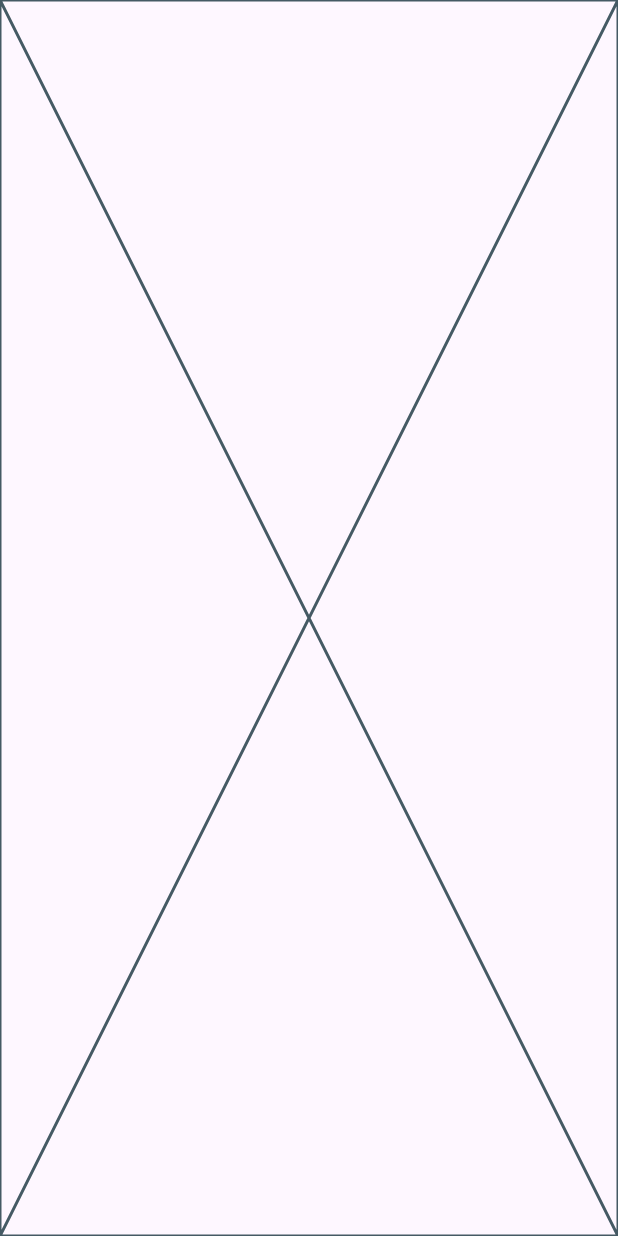
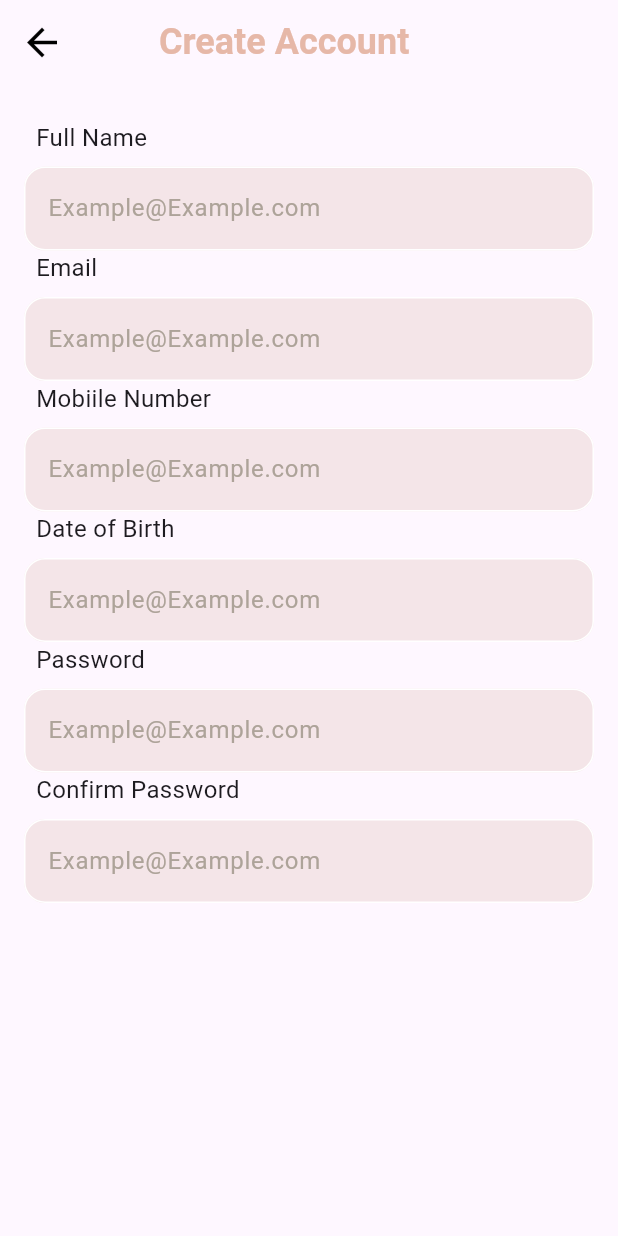
Before and after one commit to MohamedAliShosha/Auth_Flow, a Flutter app: the screen it shows after launch, on a phone screen of 412 x 824 dp. Run offline on Flutter 3.47's test engine with Material 3 defaults, Android fonts, the phone set to English and light mode, and no system bars.

Commit message:
add SignUpViewBody, CustomTextField, and CustomTitleItem for enhanced sign-up form layout

```diff
--- /dev/null
+++ b/lib/widgets/custom_text_field.dart
@@ -0,0 +1,43 @@
+import 'package:flutter/material.dart';
+
+class CustomTextField extends StatelessWidget {
+  const CustomTextField({
+    super.key,
+    required this.hintText,
+    this.maxLines = 1,
+  });
+
+  final String hintText;
+  final int maxLines;
+
+  @override
+  Widget build(BuildContext context) {
+    return TextFormField(
+      cursorColor: Colors.black,
+      maxLines: maxLines,
+      decoration: InputDecoration(
+        filled: true,
+        fillColor: const Color(0xffddbbb2).withOpacity(0.3),
+        hintText: hintText,
+        hintStyle: const TextStyle(
+          color: Color(0xffada399),
+        ),
+        border: buildBorder(),
+        enabledBorder: buildBorder(Colors
+            .white), // for unfocused => The user is not interacting with the TextField.
+        focusedBorder: buildBorder(const Color(
+            0xffddbbb2)), // for focused => The user is interacting with the TextField.
+      ),
+    );
+  }
+
+  OutlineInputBorder buildBorder([color]) {
+    return OutlineInputBorder(
+        borderRadius: const BorderRadius.all(
+          Radius.circular(14),
+        ),
+        borderSide: BorderSide(
+          color: color ?? Colors.white,
+        ));
+  }
+}
--- /dev/null
+++ b/lib/widgets/custom_title_item.dart
@@ -0,0 +1,24 @@
+import 'package:flutter/material.dart';
+
+class CustomTitleItem extends StatelessWidget {
+  const CustomTitleItem({super.key, required this.title});
+
+  final String title;
+  @override
+  Widget build(BuildContext context) {
+    return Padding(
+      padding: const EdgeInsets.only(left: 8.0, bottom: 8),
+      child: Row(
+        mainAxisAlignment: MainAxisAlignment.start,
+        children: [
+          Text(
+            title,
+            style: const TextStyle(
+              fontSize: 16,
+            ),
+          ),
+        ],
+      ),
+    );
+  }
+}
--- a/lib/widgets/sign_up_view_body.dart
+++ b/lib/widgets/sign_up_view_body.dart
@@ -1,3 +1,5 @@
+import 'package:auth_flow/widgets/custom_text_field.dart';
+import 'package:auth_flow/widgets/custom_title_item.dart';
 import 'package:flutter/material.dart';
 
 class SignUpViewBody extends StatelessWidget {
@@ -5,6 +7,54 @@ class SignUpViewBody extends StatelessWidget {
 
   @override
   Widget build(BuildContext context) {
-    return const Placeholder();
+    return Scaffold(
+      appBar: AppBar(
+        leading: const Icon(
+          Icons.arrow_back,
+          color: Colors.black,
+          size: 30,
+        ),
+        titleSpacing: 50,
+        title: const Text(
+          'Create Account',
+          style: TextStyle(
+              color: Color(0xffe6b8a8),
+              fontSize: 24,
+              fontWeight: FontWeight.bold),
+        ),
+      ),
+      body: const Padding(
+        padding: EdgeInsets.symmetric(vertical: 24, horizontal: 16),
+        child: Column(
+          mainAxisAlignment: MainAxisAlignment.start,
+          children: [
+            CustomTitleItem(title: 'Full Name'),
+            CustomTextField(
+              hintText: 'Example@Example.com',
+            ),
+            CustomTitleItem(title: 'Email'),
+            CustomTextField(
+              hintText: 'Example@Example.com',
+            ),
+            CustomTitleItem(title: 'Mobiile Number'),
+            CustomTextField(
+              hintText: 'Example@Example.com',
+            ),
+            CustomTitleItem(title: 'Date of Birth'),
+            CustomTextField(
+              hintText: 'Example@Example.com',
+            ),
+            CustomTitleItem(title: 'Password'),
+            CustomTextField(
+              hintText: 'Example@Example.com',
+            ),
+            CustomTitleItem(title: 'Confirm Password'),
+            CustomTextField(
+              hintText: 'Example@Example.com',
+            ),
+          ],
+        ),
+      ),
+    );
   }
 }
```
